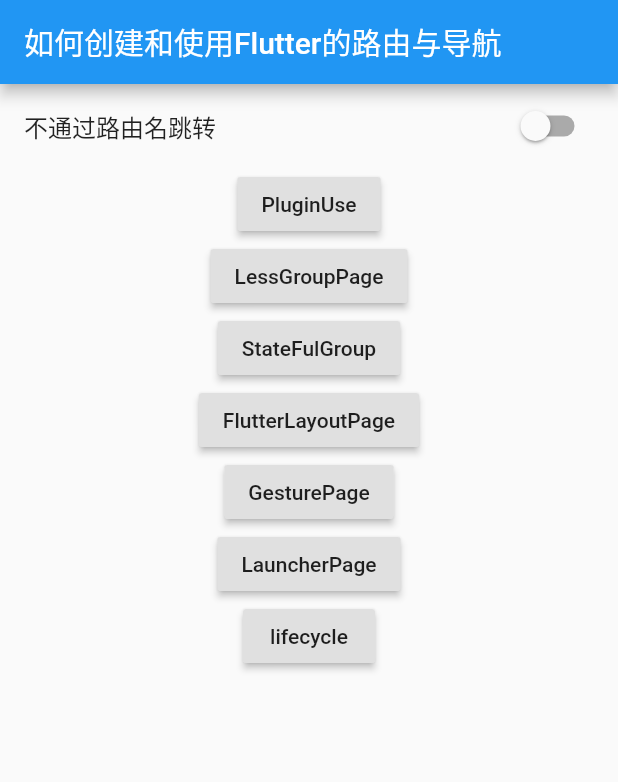
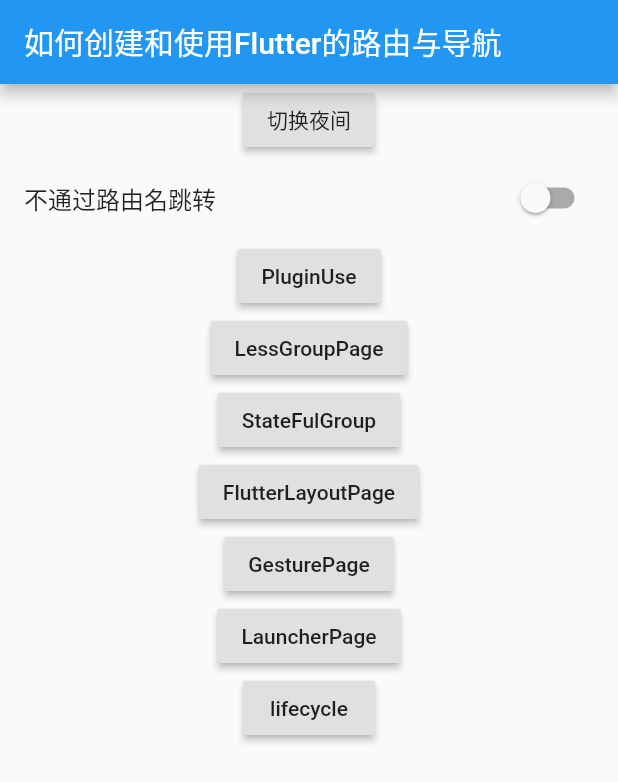
Before and after one commit to zzzhim/flutter-----1, a Flutter app: the screen it shows after launch, on a phone screen of 412 x 824 dp. Shown: the top 782 px of the screen. Run offline on Flutter 3.47's test engine with Material 2 defaults, Android fonts, the phone set to English and light mode, and no system bars; missing offline and left inert: flutter_color_plugin.

Commit message:
切换主题

```diff
--- a/lib/main.dart
+++ b/lib/main.dart
@@ -12,8 +12,62 @@ import 'package:flutter_application_1/plugin_use.dart';
 import 'package:flutter_application_1/statefull_group_page.dart';
 
 void main() {
-  runApp(const MyApp());
+  runApp(const DynamicTheme());
+  // runApp(const MyApp());
   // runApp(const FlutterLayoutPage());
+}
+
+class DynamicTheme extends StatefulWidget {
+  const DynamicTheme({Key? key}) : super(key: key);
+
+  @override
+  _DynamicTheme createState() => _DynamicTheme();
+}
+
+class _DynamicTheme extends State<DynamicTheme> {
+  Brightness brightness = Brightness.light;
+
+  @override
+  Widget build(BuildContext context) {
+    return MaterialApp(
+        title: 'Flutter Demo',
+        theme: ThemeData(
+          brightness: brightness,
+          primarySwatch: Colors.blue,
+        ),
+        // home: const RouteNavigator(title: 'Flutter 必备Dart基础'),
+        home: Scaffold(
+          appBar: AppBar(
+            title: Text('如何创建和使用Flutter的路由与导航'),
+          ),
+          body: Column(
+            children: <Widget>[
+              RaisedButton(
+                onPressed: () {
+                  setState(() {
+                    if (brightness == Brightness.dark) {
+                      brightness = Brightness.light;
+                    } else {
+                      brightness = Brightness.dark;
+                    }
+                  });
+                },
+                child: Text(brightness == Brightness.dark ? '切换日间' : '切换夜间'),
+              ),
+              RouteNavigator()
+            ],
+          ),
+        ),
+        routes: <String, WidgetBuilder>{
+          'plugin': (BuildContext context) => PluginUse(),
+          'less': (BuildContext context) => LessGroupPage(),
+          'ful': (BuildContext context) => StateFulGroup(),
+          'layout': (BuildContext context) => FlutterLayoutPage(),
+          'gesture': (BuildContext context) => GesturePage(),
+          'launch': (BuildContext context) => LauncherPage(),
+          'lifecycle': (BuildContext context) => AppLifecycle(),
+        });
+  }
 }
 
 class MyApp extends StatelessWidget {
```
